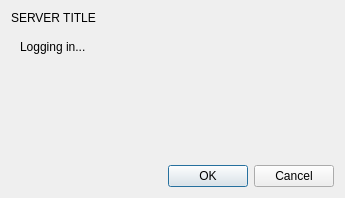
Old version of the form src/client/ui/logindialog.ui in the repository drawpile/Drawpile.
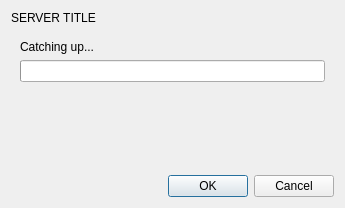
New version of the form.

Commit message:
Display progress bar in login dialog
WIP

The edit to the form file:
```diff
--- a/src/client/ui/logindialog.ui
+++ b/src/client/ui/logindialog.ui
@@ -7,7 +7,7 @@
     <x>0</x>
     <y>0</y>
     <width>345</width>
-    <height>198</height>
+    <height>208</height>
    </rect>
   </property>
   <layout class="QVBoxLayout" name="verticalLayout">
@@ -21,7 +21,7 @@
    <item>
     <widget class="QStackedWidget" name="pages">
      <property name="currentIndex">
-      <number>0</number>
+      <number>4</number>
      </property>
      <widget class="QWidget" name="page">
       <layout class="QVBoxLayout" name="verticalLayout_2">
@@ -152,6 +152,40 @@
        </item>
       </layout>
      </widget>
+     <widget class="QWidget" name="page_5">
+      <layout class="QVBoxLayout" name="verticalLayout_5">
+       <item>
+        <widget class="QLabel" name="label_4">
+         <property name="text">
+          <string>Catching up...</string>
+         </property>
+        </widget>
+       </item>
+       <item>
+        <widget class="QProgressBar" name="catchupProgress">
+         <property name="value">
+          <number>0</number>
+         </property>
+         <property name="textVisible">
+          <bool>false</bool>
+         </property>
+        </widget>
+       </item>
+       <item>
+        <spacer name="verticalSpacer_3">
+         <property name="orientation">
+          <enum>Qt::Vertical</enum>
+         </property>
+         <property name="sizeHint" stdset="0">
+          <size>
+           <width>20</width>
+           <height>43</height>
+          </size>
+         </property>
+        </spacer>
+       </item>
+      </layout>
+     </widget>
     </widget>
    </item>
    <item>
```
The commit also changes 18 other files.
